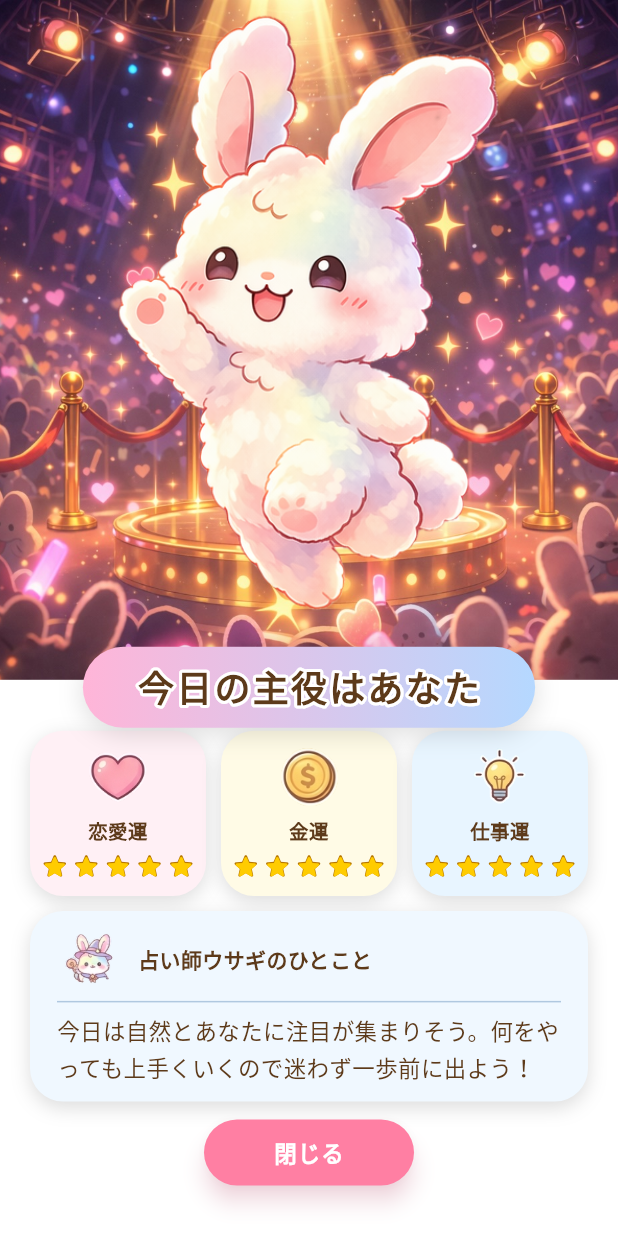
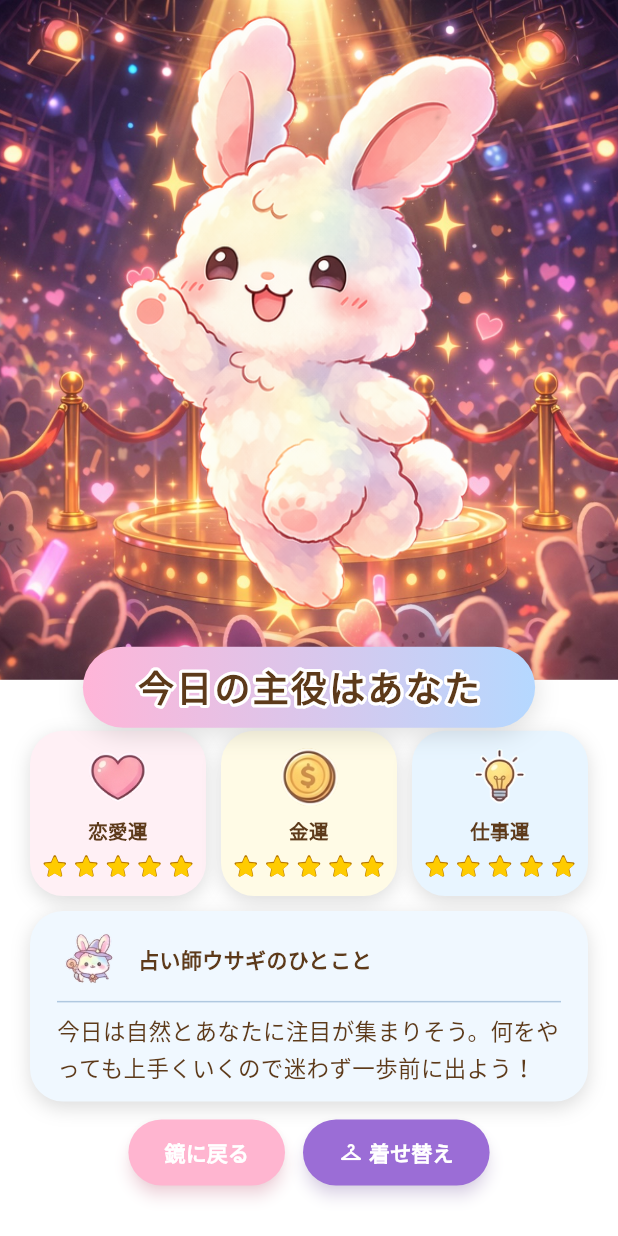
Before and after one commit to mino-works/simple-mirror, a Flutter app: the screen it shows after launch, after a tap on "占い完了！", on a phone screen of 412 x 824 dp. Run offline on Flutter 3.47's test engine with Material 3 defaults, Android fonts, the phone set to English and light mode, and no system bars; our stand-ins replace camera, flutter_riverpod, permission_handler, shared_preferences; Roboto replaces fonts that are missing (Hiragino Sans).

Commit message:
Add costume feature and update app icon
- Add costume selection screen (normal / carrot) with exciting UI
- Add CostumeNotifier with SharedPreferences persistence
- Apply selected costume to fortune result rabbit images
- Replace close button with 鏡に戻る / 着せ替え navigation buttons
- Add costume icon button in mirror screen top-right
- Add assets/images/rabbits/carrot/ with 10 costume images
- Fix zoom slider crash when min==max (camera not supported)
- Update app icon

Co-Authored-By: Claude Sonnet 4.6 <noreply@anthropic.com>

```diff
--- a/lib/screens/fortune_result_screen.dart
+++ b/lib/screens/fortune_result_screen.dart
@@ -1,7 +1,9 @@
 import 'package:flutter/material.dart';
 import 'package:flutter_riverpod/flutter_riverpod.dart';
 import '../providers/fortune_provider.dart';
+import '../providers/costume_provider.dart';
 import '../models/fortune.dart';
+import 'costume_screen.dart';
 
 // ─── UI Constants ─────────────────────────────────────────────────────────────
 abstract class _C {
@@ -23,7 +25,6 @@ abstract class _C {
   static const Color starOutline = Color(0xFFB87800);  // 星の縁取り（濃い琥珀）
   static const Color starEmpty = Color(0xFFAAAAAA);    // より濃いグレー
   static const Color shadow = Color(0x22000000);
-  static const Color closeBg = Color(0xFFFF7FA3);
   static const Color closeShadow = Color(0x66FF6E99);
 
   // Asset paths
@@ -45,6 +46,7 @@ class FortuneResultScreen extends ConsumerWidget {
   @override
   Widget build(BuildContext context, WidgetRef ref) {
     final fortune = ref.watch(fortuneProvider);
+    final costume = ref.watch(costumeProvider);
     if (fortune == null) {
       return const Scaffold(body: Center(child: Text('占いデータがありません')));
     }
@@ -76,7 +78,7 @@ class FortuneResultScreen extends ConsumerWidget {
                         SizedBox(
                           height: heroH,
                           child: _RabbitHero(
-                            imagePath: fortune.imagePath,
+                            imagePath: costume.applyTo(fortune.imagePath),
                             backgroundPath: fortune.backgroundPath,
                           ),
                         ),
@@ -97,8 +99,11 @@ class FortuneResultScreen extends ConsumerWidget {
                               const SizedBox(height: 10),
                               _CommentCard(fortune: fortune, narrow: narrow),
                               const SizedBox(height: 12),
-                              _CloseButton(
-                                onClose: () => Navigator.of(context).pop(),
+                              _NavButtons(
+                                onMirror: () => Navigator.of(context).pop(),
+                                onCostume: () => Navigator.of(context).push(
+                                  MaterialPageRoute(builder: (_) => const CostumeScreen()),
+                                ),
                               ),
                             ],
                           ),
@@ -419,36 +424,59 @@ class _CommentCard extends StatelessWidget {
   }
 }
 
-// ─── Close button ─────────────────────────────────────────────────────────────
-class _CloseButton extends StatelessWidget {
-  const _CloseButton({required this.onClose});
-  final VoidCallback onClose;
+// ─── Navigation buttons ───────────────────────────────────────────────────────
+class _NavButtons extends StatelessWidget {
+  const _NavButtons({required this.onMirror, required this.onCostume});
+  final VoidCallback onMirror;
+  final VoidCallback onCostume;
 
   @override
   Widget build(BuildContext context) {
-    return SizedBox(
-      width: 140,
+    return Row(
+      mainAxisAlignment: MainAxisAlignment.center,
+      children: [
+        // 鏡に戻る
+        SizedBox(
           height: 44,
           child: ElevatedButton(
-        onPressed: onClose,
+            onPressed: onMirror,
             style: ElevatedButton.styleFrom(
-          backgroundColor: _C.closeBg,
-          shape: RoundedRectangleBorder(
-            borderRadius: BorderRadius.circular(30),
-          ),
-          elevation: 6,
+              backgroundColor: const Color(0xFFFFB5D0),
+              shape: RoundedRectangleBorder(borderRadius: BorderRadius.circular(30)),
+              elevation: 4,
               shadowColor: _C.closeShadow,
             ),
             child: const Text(
-          '閉じる',
-          style: TextStyle(
-            fontSize: 15,
-            fontWeight: FontWeight.w800,
-            color: Colors.white,
-            letterSpacing: 0.6,
+              '鏡に戻る',
+              style: TextStyle(fontSize: 14, fontWeight: FontWeight.w800, color: Colors.white),
             ),
           ),
         ),
+        const SizedBox(width: 12),
+        // 着せ替え
+        SizedBox(
+          height: 44,
+          child: ElevatedButton(
+            onPressed: onCostume,
+            style: ElevatedButton.styleFrom(
+              backgroundColor: const Color(0xFF9B6DD6),
+              shape: RoundedRectangleBorder(borderRadius: BorderRadius.circular(30)),
+              elevation: 4,
+              shadowColor: const Color(0x669B6DD6),
+            ),
+            child: const Row(
+              children: [
+                Icon(Icons.checkroom_rounded, color: Colors.white, size: 16),
+                SizedBox(width: 4),
+                Text(
+                  '着せ替え',
+                  style: TextStyle(fontSize: 14, fontWeight: FontWeight.w800, color: Colors.white),
+                ),
+              ],
+            ),
+          ),
+        ),
+      ],
     );
   }
 }
--- a/lib/screens/mirror_screen.dart
+++ b/lib/screens/mirror_screen.dart
@@ -4,6 +4,7 @@ import 'package:camera/camera.dart';
 import 'package:permission_handler/permission_handler.dart';
 import '../providers/fortune_provider.dart';
 import 'fortune_result_screen.dart';
+import 'costume_screen.dart';
 
 enum _BubbleState { inProgress, ready }
 
@@ -241,10 +242,32 @@ class _MirrorScreenState extends ConsumerState<MirrorScreen>
           ),
         ),
         const SizedBox(height: 6),
-        // バウンドするキャラクター（タップ可能）
-        GestureDetector(
-          onTap: _bubbleState == _BubbleState.ready ? _goToResult : null,
-          child: AnimatedBuilder(
+        // 着せ替えアイコン + 占いアイコン
+        Row(
+          mainAxisSize: MainAxisSize.min,
+          crossAxisAlignment: CrossAxisAlignment.center,
+          children: [
+            // 着せ替えボタン
+            GestureDetector(
+              onTap: () => Navigator.of(context).push(
+                MaterialPageRoute(builder: (_) => const CostumeScreen()),
+              ),
+              child: Container(
+                width: 44,
+                height: 44,
+                decoration: BoxDecoration(
+                  shape: BoxShape.circle,
+                  color: Colors.white.withAlpha(200),
+                  border: Border.all(color: const Color(0xFFCCA8E8), width: 2),
+                ),
+                child: const Icon(Icons.checkroom_rounded, color: Color(0xFF9B6DD6), size: 22),
+              ),
+            ),
+            const SizedBox(width: 8),
+            // バウンドする占いアイコン（タップ可能）
+            GestureDetector(
+              onTap: _bubbleState == _BubbleState.ready ? _goToResult : null,
+              child: AnimatedBuilder(
             animation: _bounceAnim,
             builder: (context, child) => Transform.translate(
               offset: Offset(0, _bounceAnim.value),
@@ -287,6 +310,8 @@ class _MirrorScreenState extends ConsumerState<MirrorScreen>
             ),
           ),
         ),
+          ],
+        ),
       ],
     );
   }
@@ -324,9 +349,9 @@ class _MirrorScreenState extends ConsumerState<MirrorScreen>
                 overlayColor: Colors.white24,
               ),
               child: Slider(
-                value: _zoomValue,
+                value: _zoomValue.clamp(_minZoom, _maxZoom.clamp(_minZoom + 0.01, 3.0)),
                 min: _minZoom,
-                max: _maxZoom.clamp(1.0, 3.0),
+                max: _maxZoom.clamp(_minZoom + 0.01, 3.0),
                 onChanged: _onZoomChanged,
               ),
             ),
--- a/pubspec.yaml
+++ b/pubspec.yaml
@@ -16,7 +16,7 @@ publish_to: "none" # Remove this line if you wish to publish to pub.dev
 # https://developer.apple.com/library/archive/documentation/General/Reference/InfoPlistKeyReference/Articles/CoreFoundationKeys.html
 # In Windows, build-name is used as the major, minor, and patch parts
 # of the product and file versions while build-number is used as the build suffix.
-version: 1.4.1+9
+version: 1.5.0+10
 
 environment:
   sdk: ^3.11.1
@@ -69,8 +69,7 @@ flutter:
     - assets/images/icons/
     - assets/images/backgrounds/
     - assets/images/rabbits/default/
-    - assets/images/rabbits/costume_01/
-    - assets/images/rabbits/costume_02/
+    - assets/images/rabbits/carrot/
 
   # To add assets to your application, add an assets section, like this:
   # assets:
```
Also changed, not shown: lib/models/costume.dart (added, +31 -0 lines), lib/providers/costume_provider.dart (added, +30 -0 lines), lib/screens/costume_screen.dart (added, +256 -0 lines), assets/images/rabbits/carrot/rabbit_bad.png (added), assets/images/rabbits/carrot/rabbit_good.png (added), assets/images/rabbits/carrot/rabbit_legend.png (added), assets/images/rabbits/carrot/rabbit_love.png (added), assets/images/rabbits/carrot/rabbit_normal.png (added), assets/images/rabbits/carrot/rabbit_onsen.png (added), assets/images/rabbits/carrot/rabbit_reset.png (added), assets/images/rabbits/carrot/rabbit_sleep.png (added), assets/images/rabbits/carrot/rabbit_star.png (added), assets/images/rabbits/carrot/rabbit_work.png (added), 21 other files. Lines whose indentation alone changed are shown as unchanged.
